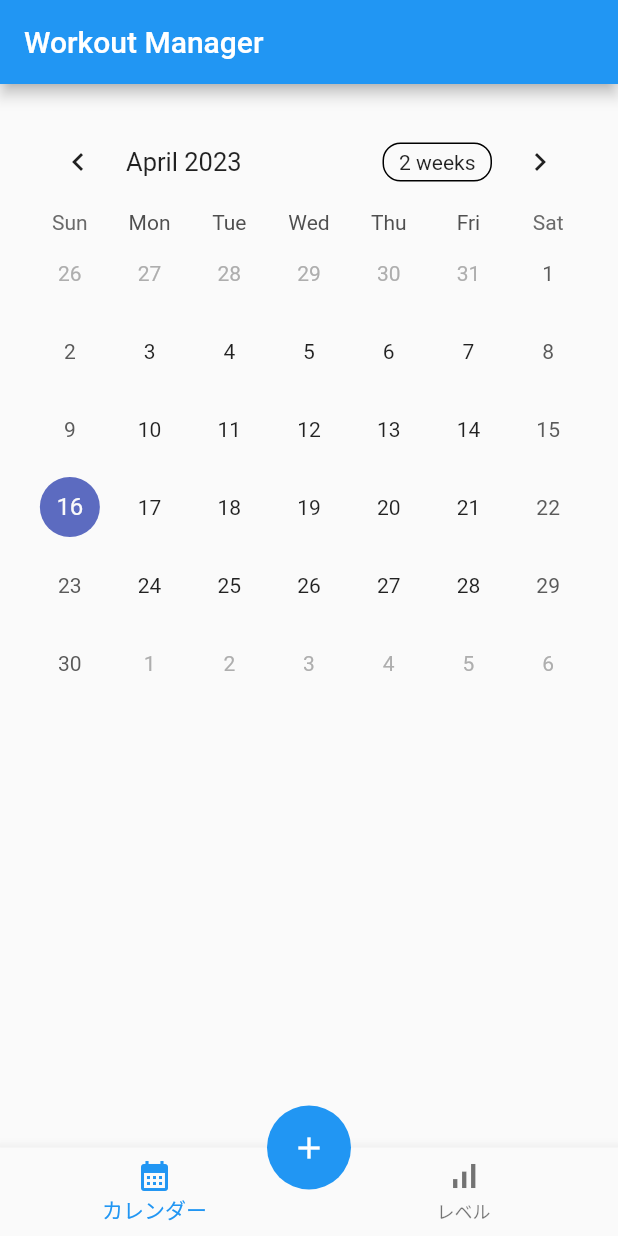
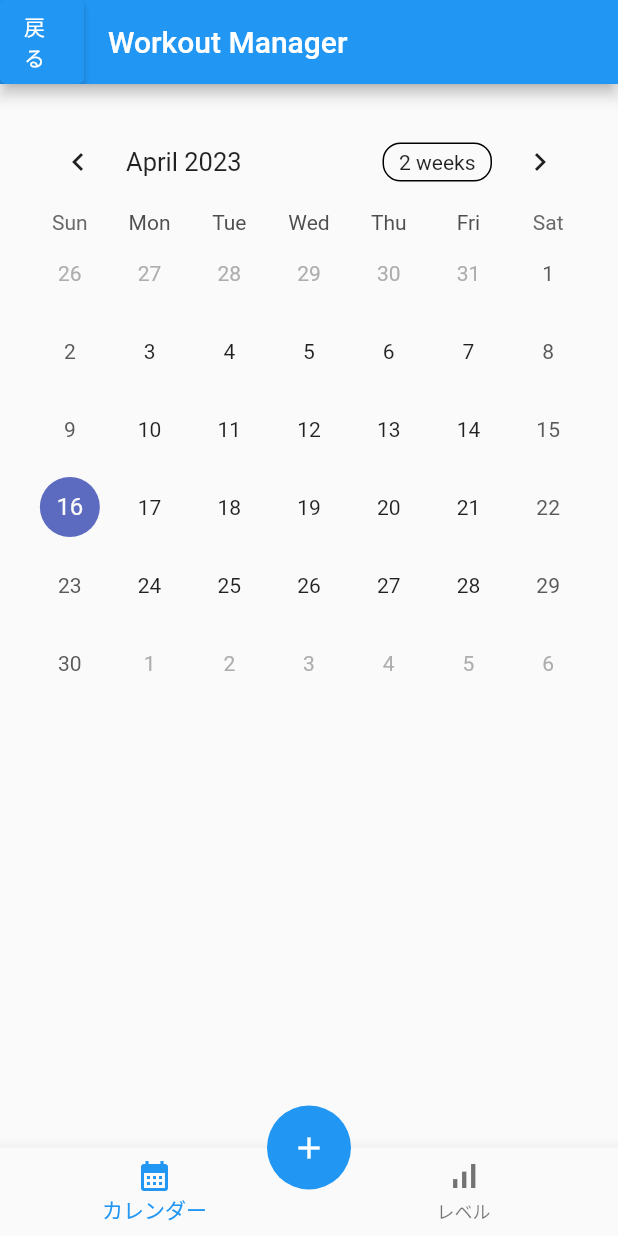
Before and after one commit to katsualonso14/Flutter-Workout-Managar, a Flutter app: the MyApp screen opened directly, on a phone screen of 412 x 824 dp. Run offline on Flutter 3.47's test engine with Material 2 defaults, Android fonts, the phone set to English and light mode, and no system bars; drawn by our look-alikes of table_calendar; our stand-ins replace firebase_auth, firebase_core, flutter_hooks, flutter_riverpod; accounts and stored records are empty.

Commit message:
separate first screen

```diff
--- a/lib/app.dart
+++ b/lib/app.dart
@@ -1,6 +1,7 @@
 
 import 'package:flutter/material.dart';
 import 'package:flutter_riverpod/flutter_riverpod.dart';
+import 'package:flutter_workout_manager/main.dart';
 import 'package:flutter_workout_manager/presentation/page/login.dart';
 import 'domain/repositories/providers.dart';
 
@@ -20,7 +21,19 @@ class MyApp extends ConsumerWidget {
     // ナビゲーション用のプロバイダーをwatchで取得
     final view = ref.watch(baseTabViewProvider.state);
     return Scaffold(
-        appBar: AppBar(title: const Text('Workout Manager')),
+        appBar: AppBar(
+            title: const Text('Workout Manager'),
+          leading: ElevatedButton(
+              child: Text('戻る'),
+              onPressed: (){
+                Navigator.of(context).push(
+                  MaterialPageRoute(builder: (context){
+                    return LogIn();
+                  })
+                );
+              },
+            ),
+        ),
         body: _screens[view.state.index], //プロバイダーで選択された番号(index)のページを表示
         floatingActionButtonLocation: FloatingActionButtonLocation.centerDocked,
         floatingActionButton: FloatingActionButton(
--- a/lib/presentation/page/login.dart
+++ b/lib/presentation/page/login.dart
@@ -3,10 +3,6 @@ import 'package:firebase_auth/firebase_auth.dart';
 import 'package:flutter/material.dart';
 import 'package:flutter_riverpod/flutter_riverpod.dart';
 import 'package:flutter_workout_manager/app.dart';
-import 'package:flutter_workout_manager/presentation/page/add_page.dart';
-import 'package:flutter_workout_manager/presentation/page/calendar_page.dart';
-import 'package:flutter_workout_manager/presentation/page/level_manage_page.dart';
-import 'package:flutter_workout_manager/presentation/page/test_page.dart';
 
 import '../../domain/repositories/providers.dart';
 
```
Also changed, not shown: lib/main.dart (+13 -1 lines).
